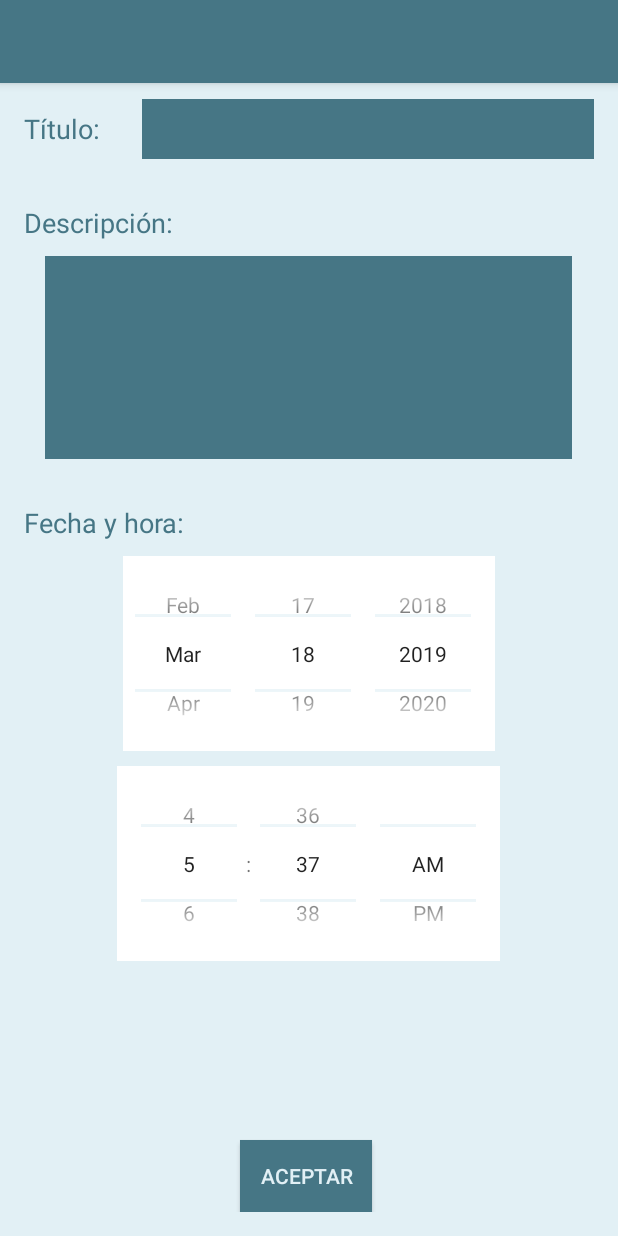
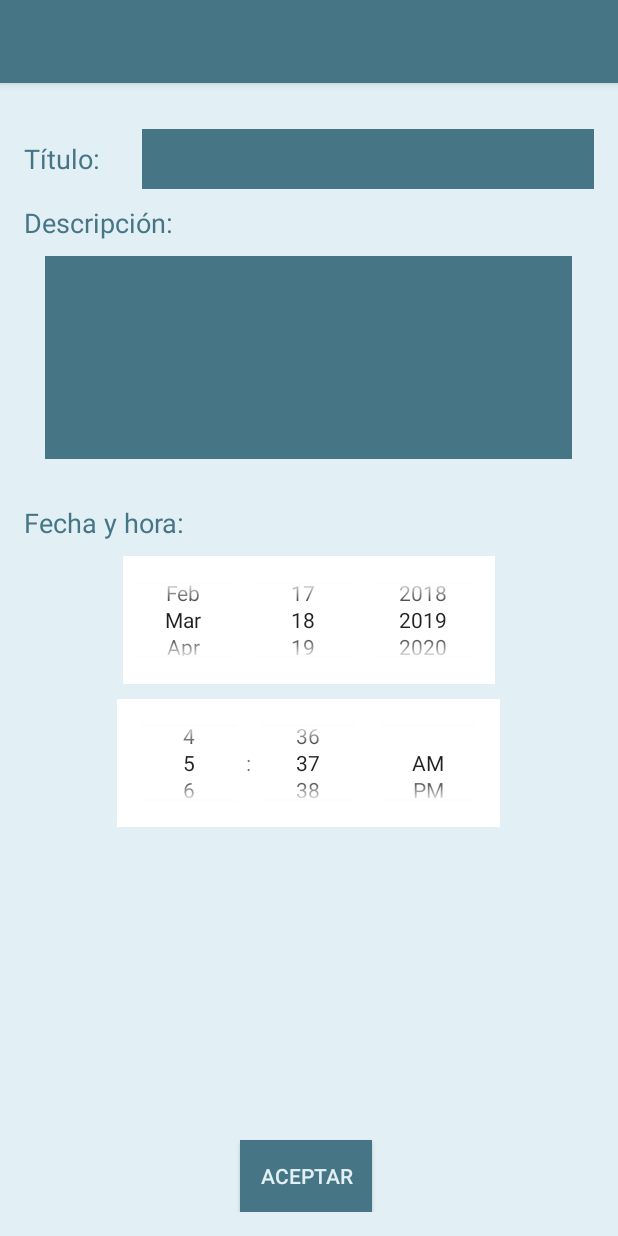
Before and after one commit to Tina997/Zonget, an Android app: the layout activity_agregar_cita.xml on its own in the app's theme, with its tools: preview values and no code run, on a phone screen of 412 x 824 dp. Run offline under Robolectric (Android 15) with nearby library versions, the phone set to English and light mode, and no system bars.

Commit message:
Arreglados layouts de Agenda y AgregarCita para que se ven correctamente en el emulador. Añadido metodo provisional para pasar de la agenda a agregar hasta solucionar problemas

```diff
--- a/app/src/main/AndroidManifest.xml
+++ b/app/src/main/AndroidManifest.xml
@@ -32,6 +32,8 @@
                 <category android:name="android.intent.category.LAUNCHER" />
             </intent-filter>
            </activity>
+        <activity android:name=".agregarCita.AgregarCitaActivity">
+        </activity>
 
         <activity android:name=".AnimalCliente.AnimalDetailActivity">
             </activity>
--- a/app/src/main/java/es/ulpgc/montesdeoca110/cristina/zonget/agendaAdmin/AgendaAdminPresenter.java
+++ b/app/src/main/java/es/ulpgc/montesdeoca110/cristina/zonget/agendaAdmin/AgendaAdminPresenter.java
@@ -39,7 +39,7 @@ public class AgendaAdminPresenter implements AgendaAdminContract.Presenter {
     public void fetchDateListData() {
         // Log.e(TAG, "fetchDateListData()");
 
-      /*  if(viewModel.dateList == null){
+       /* if(viewModel.dateList == null){
 
             //llamar al modelo
             List<CitaItem> data = model.fetchData();
--- a/app/src/main/java/es/ulpgc/montesdeoca110/cristina/zonget/agregarCita/AgregarCitaActivity.java
+++ b/app/src/main/java/es/ulpgc/montesdeoca110/cristina/zonget/agregarCita/AgregarCitaActivity.java
@@ -28,6 +28,7 @@ public class AgregarCitaActivity
         // Show the title in the action bar
         ActionBar actionBar = getSupportActionBar();
         if (actionBar != null) {
+            actionBar.setDisplayHomeAsUpEnabled(true);
             actionBar.setTitle(getString(R.string.agregarCita_activity_name));
         }
 
@@ -40,7 +41,7 @@ public class AgregarCitaActivity
         super.onResume();
 
         // do some work
-        presenter.fetchData();
+        //presenter.fetchData();
     }
 
     @Override
--- a/app/src/main/res/layout/activity_agregar_cita.xml
+++ b/app/src/main/res/layout/activity_agregar_cita.xml
@@ -26,7 +26,7 @@
         android:layout_width="match_parent"
         android:layout_height="wrap_content"
         android:orientation="horizontal"
-        android:layout_marginTop="50dp"
+        android:layout_marginTop="70dp"
         android:padding="16dp">
 
         <TextView
@@ -67,7 +67,7 @@
             android:textColor="@color/colorPrimaryDark"
             android:textSize="18sp" />
 
-        <EditText
+        <android.support.design.widget.TextInputEditText
             android:id="@+id/descriptionEditText"
             android:layout_width="351dp"
             android:layout_height="135dp"
@@ -100,22 +100,22 @@
 
         <DatePicker
             android:layout_width="wrap_content"
-            android:layout_height="130dp"
+            android:layout_height="85dp"
             android:layout_gravity="center"
+            android:layout_marginTop="10dp"
+            android:background="@color/colorAccent"
+            android:calendarTextColor="@color/colorPrimaryDark"
             android:calendarViewShown="false"
-            android:datePickerMode="spinner"
-            android:calendarTextColor="@color/colorPrimaryDark"
-            android:background="@color/colorAccent"
-            android:layout_marginTop="10dp"></DatePicker>
+            android:datePickerMode="spinner"></DatePicker>
 
         <TimePicker
             android:layout_width="wrap_content"
-            android:layout_height="130dp"
-            android:timePickerMode="spinner"
+            android:layout_height="85dp"
             android:layout_gravity="center"
+            android:layout_marginTop="10dp"
+            android:background="@color/colorAccent"
             android:numbersTextColor="@color/colorPrimaryDark"
-            android:background="@color/colorAccent"
-            android:layout_marginTop="10dp"></TimePicker>
+            android:timePickerMode="spinner"></TimePicker>
 
 
 
```
Also changed, not shown: app/src/main/java/es/ulpgc/montesdeoca110/cristina/zonget/agendaAdmin/AgendaAdminActivity.java (+9 -1 lines), app/src/main/res/layout/activity_agenda_admin.xml (+5 -3 lines).
